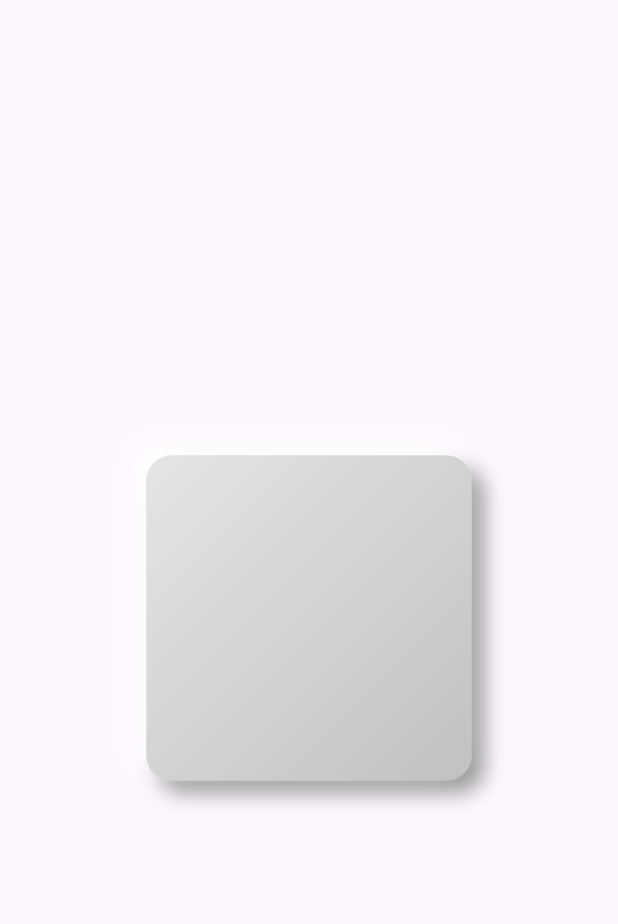
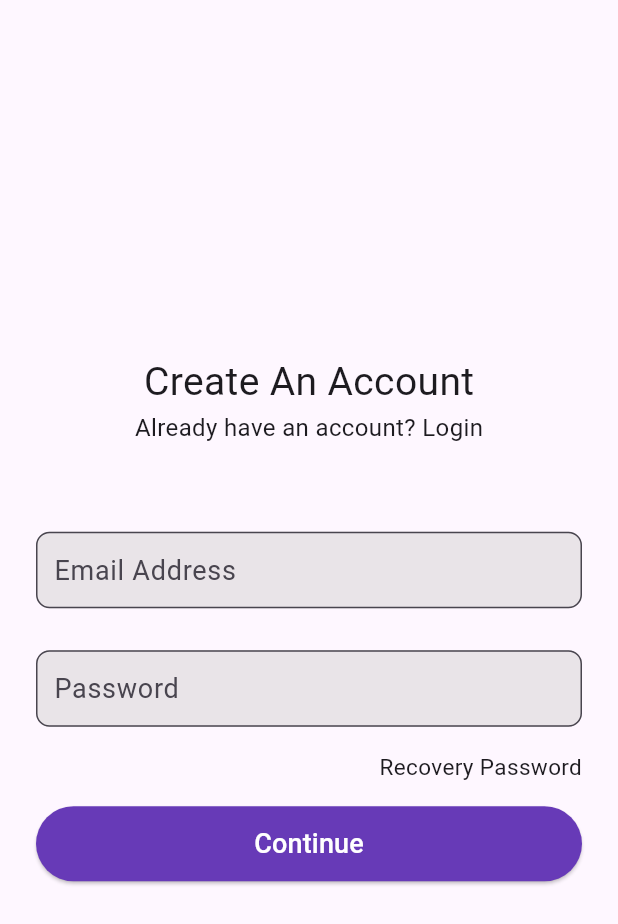
Before and after one commit to AbdulazeezOlawale/flutter_app, a Flutter app: the screen it shows after launch, on a phone screen of 412 x 824 dp. Shown: the top 924 px of the screen. Run offline on Flutter 3.47's test engine with Material 3 defaults, Android fonts, the phone set to English and light mode, and no system bars.

Commit message:
login page

```diff
--- a/lib/main.dart
+++ b/lib/main.dart
@@ -1,5 +1,5 @@
 import 'package:flutter/material.dart';
-import 'package:flutter_app/home_page.dart';
+import 'package:flutter_app/pages/login/login.dart';
 
 void main() {
   runApp(const MyApp());
@@ -12,7 +12,7 @@ class MyApp extends StatelessWidget {
   Widget build(BuildContext context) {
     return MaterialApp(
       debugShowCheckedModeBanner: false,
-      home: HomePage()
+      home: Login()
     );
   }
 }
--- /dev/null
+++ b/lib/pages/login/login.dart
@@ -0,0 +1,121 @@
+// ignore_for_file: avoid_unnecessary_containers, sort_child_properties_last
+
+import 'package:flutter/material.dart';
+
+class Login extends StatelessWidget {
+  const Login({super.key});
+
+  void logItem() {
+    print("The bane");
+  }
+
+  @override
+  Widget build(BuildContext context) {
+    return Scaffold(
+      body: SafeArea(
+        child: Padding(
+          padding: const EdgeInsets.only(right:24.0, left: 24.0),
+          child: Column(
+            mainAxisAlignment: MainAxisAlignment.center,
+            children: [
+              Text(
+                "Create An Account",
+                style: TextStyle(
+                  fontSize: 26.0
+                ),
+              ),
+              Row(
+                mainAxisAlignment: MainAxisAlignment.center,
+                children: [
+                  Text(
+                    "Already have an account? ",
+                    style: TextStyle(
+                      fontSize: 16.0,
+                    ),
+                  ),
+                  Text(
+                    "Login",
+                    style: TextStyle(
+                      fontSize: 16.0
+                    ),
+                  )
+                ],
+              ),
+              Padding(
+                padding: const EdgeInsets.only(top: 30.0),
+                child: Column(
+                  children: [
+                    Padding(
+                      padding: const EdgeInsets.only(top: 28.0),
+                      child: TextField(
+                        style: TextStyle(
+                          fontSize: 18.0
+                        ),
+                        decoration: InputDecoration(
+                          fillColor: const Color.fromARGB(153, 219, 216, 216),
+                          filled: true,
+                          border: OutlineInputBorder(
+                            borderRadius: BorderRadius.circular(9)
+                          ),
+                          contentPadding: EdgeInsets.symmetric(vertical: 12.0, horizontal: 8.0),
+                          hintText: "Email Address",
+                        ),
+
+                      ),
+                    ),
+                    Padding(
+                      padding: const EdgeInsets.only(top: 28.0),
+                      child: TextField(
+                        style: TextStyle(
+                          fontSize: 18.0
+                        ),
+                        decoration: InputDecoration(
+                          fillColor: const Color.fromARGB(153, 219, 216, 216),
+                          filled: true,
+                          border: OutlineInputBorder(
+                            borderRadius: BorderRadius.circular(9)
+                          ),
+                          contentPadding: EdgeInsets.symmetric(vertical: 12.0, horizontal: 8.0),
+                          hintText: "Password",
+                        ),
+
+                      ),
+                    ),
+                  ],
+                ),
+              ),
+              Row(
+                mainAxisAlignment: MainAxisAlignment.end,
+                children: [
+                  Padding(
+                    padding: const EdgeInsets.symmetric(vertical: 16.0),
+                    child: Text(
+                    "Recovery Password",
+                    style: TextStyle(fontSize: 15),
+                                    ),
+                  )
+                ],
+              ),
+              SizedBox(
+                width: 400,
+                child: ElevatedButton(
+                  onPressed: logItem, child: Text(
+                    "Continue",
+                    style: TextStyle(
+                      fontSize: 18.0
+                    ),
+                  ),
+                  style: ElevatedButton.styleFrom(
+                    backgroundColor: Colors.deepPurple,
+                    foregroundColor: Colors.white,
+                    padding: EdgeInsets.all(12.0),
+                  ),
+                ),
+              )
+            ],
+          ),
+        )
+      ),
+    );
+  }
+}
--- a/pubspec.yaml
+++ b/pubspec.yaml
@@ -58,8 +58,8 @@ flutter:
   uses-material-design: true
 
   # To add assets to your application, add an assets section, like this:
-  # assets:
-  #   - images/a_dot_burr.jpeg
+  assets:
+    - lib/images/
   #   - images/a_dot_ham.jpeg
 
   # An image asset can refer to one or more resolution-specific "variants", see
```
Also changed, not shown: lib/pages/ListItem/circle.dart (added, +20 -0 lines), lib/pages/ListItem/list_item.dart (added, +72 -0 lines), lib/pages/ListItem/square.dart (added, +23 -0 lines), lib/pages/display_image.dart (added, +21 -0 lines), lib/pages/home_page.dart (renamed from lib/home_page.dart), 1 other file.
